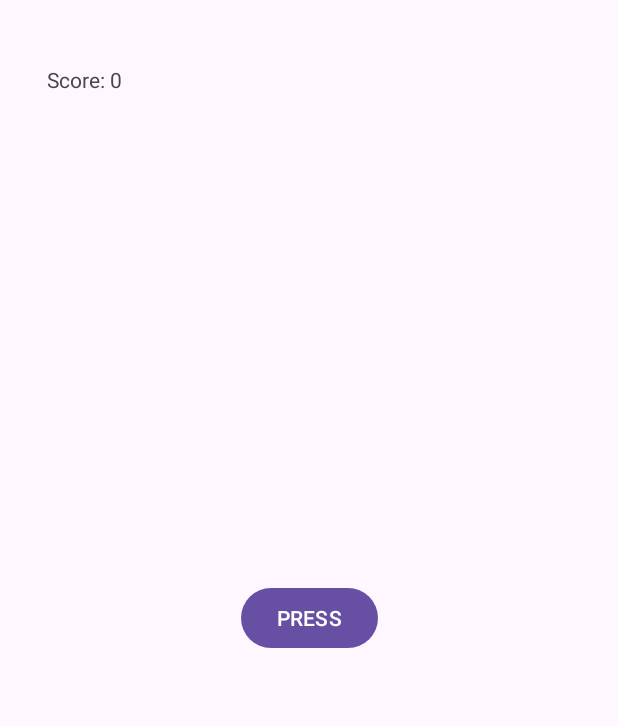
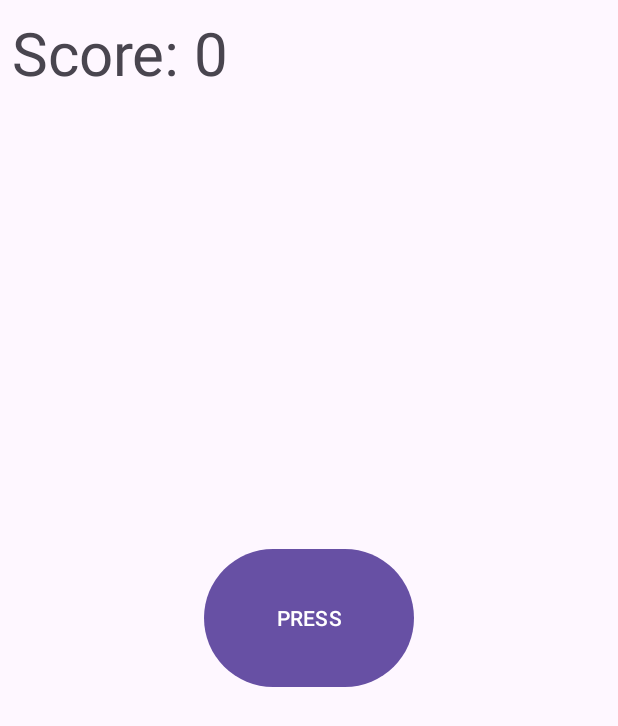
Before and after one commit to unbuttoned-app/unbuttoned, an Android app: the screen it shows after launch (MainActivity), on a phone screen of 412 x 824 dp. Shown: the top 726 px of the screen. Run offline under Robolectric (Android 15) with nearby library versions, the phone set to English and light mode, and no system bars.

Commit message:
Added Fullscreen and resized main Btn and textBox

```diff
--- a/app/build.gradle
+++ b/app/build.gradle
@@ -8,7 +8,7 @@ android {
 
     defaultConfig {
         applicationId "com.example.unbuttoned"
-        minSdk 26
+        minSdk 27
         targetSdk 34
         versionCode 1
         versionName "1.0"
@@ -31,7 +31,7 @@ android {
 dependencies {
 
     implementation 'androidx.appcompat:appcompat:1.6.1'
-    implementation 'com.google.android.material:material:1.9.0'
+    implementation 'com.google.android.material:material:1.11.0'
     implementation 'androidx.constraintlayout:constraintlayout:2.1.4'
     testImplementation 'junit:junit:4.13.2'
     androidTestImplementation 'androidx.test.ext:junit:1.1.5'
--- a/app/src/main/java/com/example/unbuttoned/MainActivity.java
+++ b/app/src/main/java/com/example/unbuttoned/MainActivity.java
@@ -1,11 +1,10 @@
 package com.example.unbuttoned;
 
-import androidx.appcompat.app.AppCompatActivity;
-
 import android.os.Bundle;
-import android.view.View;
 import android.widget.Button;
 import android.widget.TextView;
+
+import androidx.appcompat.app.AppCompatActivity;
 
 
 public class MainActivity extends AppCompatActivity {
@@ -18,8 +17,8 @@ public class MainActivity extends AppCompatActivity {
         super.onCreate(savedInstanceState);
         setContentView(R.layout.activity_main);
 
-        final Button press = (Button) findViewById(R.id.main_btn);
-        scoreTV = (TextView) findViewById(R.id.score_tv);
+        final Button press = findViewById(R.id.main_btn);
+        scoreTV = findViewById(R.id.score_tv);
         scoreLabel = getResources().getString(R.string.score_txt);
 
         setScore(0);
--- a/app/src/main/res/layout/activity_main.xml
+++ b/app/src/main/res/layout/activity_main.xml
@@ -8,8 +8,9 @@
 
     <Button
         android:id="@+id/main_btn"
-        android:layout_width="wrap_content"
-        android:layout_height="wrap_content"
+        style="@style/ThemeOverlay.Material3.Button.ElevatedButton"
+        android:layout_width="140dp"
+        android:layout_height="100dp"
         android:text="@string/main_btn"
         app:layout_constraintBottom_toBottomOf="parent"
         app:layout_constraintEnd_toEndOf="parent"
@@ -21,10 +22,11 @@
         android:layout_width="wrap_content"
         android:layout_height="wrap_content"
         android:text=""
+        android:textSize="40sp"
         app:layout_constraintBottom_toBottomOf="parent"
         app:layout_constraintEnd_toEndOf="parent"
-        app:layout_constraintHorizontal_bias="0.087"
+        app:layout_constraintHorizontal_bias="0.03"
         app:layout_constraintStart_toStartOf="parent"
         app:layout_constraintTop_toTopOf="parent"
-        app:layout_constraintVertical_bias="0.054" />
+        app:layout_constraintVertical_bias="0.01" />
 </androidx.constraintlayout.widget.ConstraintLayout>
--- a/app/src/main/res/values-night/themes.xml
+++ b/app/src/main/res/values-night/themes.xml
@@ -3,5 +3,11 @@
     <style name="Base.Theme.Unbuttoned" parent="Theme.Material3.DayNight.NoActionBar">
         <!-- Customize your dark theme here. -->
         <!-- <item name="colorPrimary">@color/my_dark_primary</item> -->
+        <item name="android:windowFullscreen">true</item>
+        <item name="android:windowLayoutInDisplayCutoutMode">shortEdges</item>
+    </style>
+
+    <style name="Button.RED" parent="ThemeOverlay.AppCompat">
+        <item name="colorAccent">@android:color/holo_red_dark</item>
     </style>
 </resources>
--- a/app/src/main/res/values/themes.xml
+++ b/app/src/main/res/values/themes.xml
@@ -3,7 +3,14 @@
     <style name="Base.Theme.Unbuttoned" parent="Theme.Material3.DayNight.NoActionBar">
         <!-- Customize your light theme here. -->
         <!-- <item name="colorPrimary">@color/my_light_primary</item> -->
+        <item name="android:windowFullscreen">true</item>
+        <item name="android:windowLayoutInDisplayCutoutMode">shortEdges</item>
     </style>
+
+    <style name="Button.RED" parent="ThemeOverlay.AppCompat">
+        <item name="colorAccent">@android:color/holo_red_dark</item>
+    </style>
+
 
     <style name="Theme.Unbuttoned" parent="Base.Theme.Unbuttoned" />
 </resources>
```
